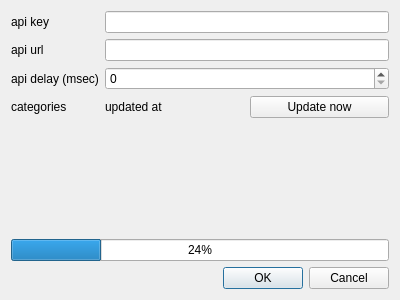
First picture: the form in ui_wikimapia_settings.ui, repository cybernetlab/qgis_wikimapia, before the edit.
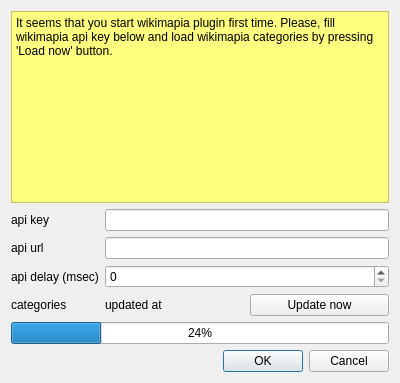
Second picture: the form after the edit.

Commit message: added wikimapia widget

The edit to the form file:
```diff
--- a/ui_wikimapia_settings.ui
+++ b/ui_wikimapia_settings.ui
@@ -14,6 +14,32 @@
    <string>Wikimapia Plugin Settings</string>
   </property>
   <layout class="QVBoxLayout" name="verticalLayout">
+   <item>
+    <widget class="QTextBrowser" name="firstStartText">
+     <property name="sizePolicy">
+      <sizepolicy hsizetype="Expanding" vsizetype="Minimum">
+       <horstretch>0</horstretch>
+       <verstretch>0</verstretch>
+      </sizepolicy>
+     </property>
+     <property name="minimumSize">
+      <size>
+       <width>0</width>
+       <height>0</height>
+      </size>
+     </property>
+     <property name="styleSheet">
+      <string notr="true">background-color: rgb(255, 255, 127);</string>
+     </property>
+     <property name="html">
+      <string>&lt;!DOCTYPE HTML PUBLIC &quot;-//W3C//DTD HTML 4.0//EN&quot; &quot;http://www.w3.org/TR/REC-html40/strict.dtd&quot;&gt;
+&lt;html&gt;&lt;head&gt;&lt;meta name=&quot;qrichtext&quot; content=&quot;1&quot; /&gt;&lt;style type=&quot;text/css&quot;&gt;
+p, li { white-space: pre-wrap; }
+&lt;/style&gt;&lt;/head&gt;&lt;body style=&quot; font-family:'Sans'; font-size:9pt; font-weight:400; font-style:normal;&quot;&gt;
+&lt;p style=&quot; margin-top:0px; margin-bottom:0px; margin-left:0px; margin-right:0px; -qt-block-indent:0; text-indent:0px;&quot;&gt;It seems that you start wikimapia plugin first time. Please, fill wikimapia api key below and load wikimapia categories by pressing 'Load now' button.&lt;/p&gt;&lt;/body&gt;&lt;/html&gt;</string>
+     </property>
+    </widget>
+   </item>
    <item>
     <layout class="QFormLayout" name="formLayout">
      <item row="0" column="0">
```
The commit also changes 9 other files.
